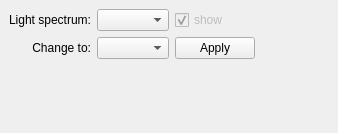
This is gui/docks/illumdock.ui in gerbilvis/gerbil as Qt 5 draws it before an edit. The edited form follows.
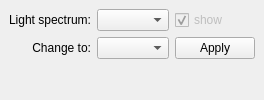
This is the edited form.

Patch:
```diff
--- a/gui/docks/illumdock.ui
+++ b/gui/docks/illumdock.ui
@@ -2,20 +2,6 @@
 <ui version="4.0">
  <class>IllumDock</class>
  <widget class="QDockWidget" name="IllumDock">
-  <property name="geometry">
-   <rect>
-    <x>0</x>
-    <y>0</y>
-    <width>338</width>
-    <height>133</height>
-   </rect>
-  </property>
-  <property name="sizePolicy">
-   <sizepolicy hsizetype="Fixed" vsizetype="Fixed">
-    <horstretch>0</horstretch>
-    <verstretch>0</verstretch>
-   </sizepolicy>
-  </property>
   <property name="windowTitle">
    <string>Illumination</string>
   </property>
@@ -28,8 +14,8 @@
       </property>
       <property name="sizeHint" stdset="0">
        <size>
-        <width>40</width>
-        <height>20</height>
+        <width>0</width>
+        <height>0</height>
        </size>
       </property>
      </spacer>
@@ -101,8 +87,8 @@
       </property>
       <property name="sizeHint" stdset="0">
        <size>
-        <width>20</width>
-        <height>40</height>
+        <width>0</width>
+        <height>0</height>
        </size>
       </property>
      </spacer>
```
